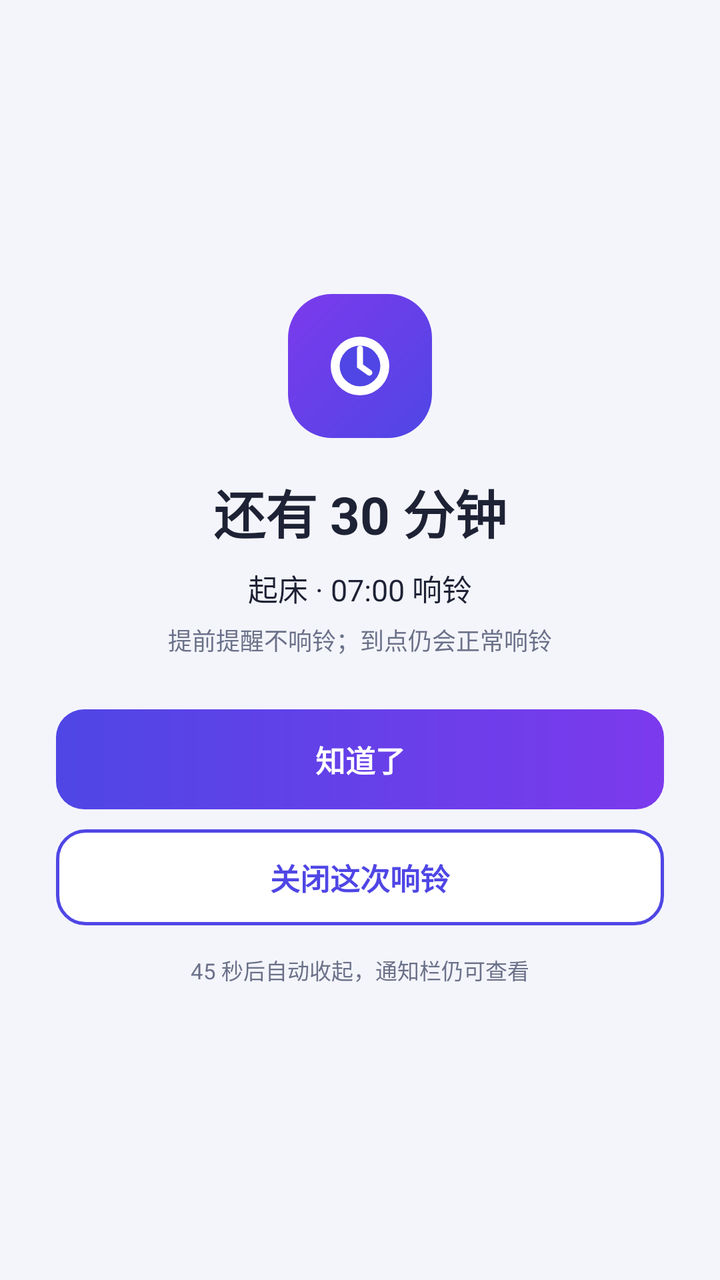
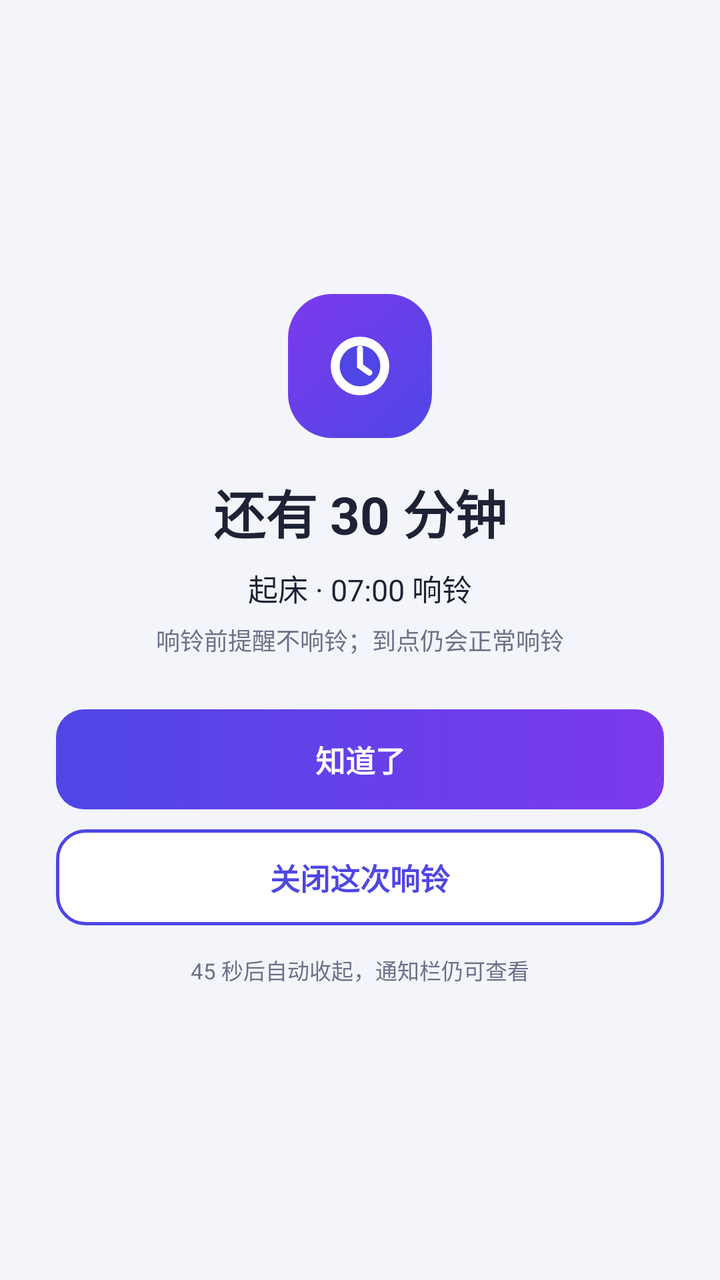

An Android layout rendered at two revisions. The XML below is the earlier revision; the diff shows what the commit changed to produce the second picture.
<!-- AndroidManifest.xml: application theme Theme.DaxiaoWeekAlarm -->
<!-- res/layout/activity_pre_notice.xml -->
<?xml version="1.0" encoding="utf-8"?>
<LinearLayout xmlns:android="http://schemas.android.com/apk/res/android"
    android:layout_width="match_parent"
    android:layout_height="match_parent"
    android:background="@color/bg"
    android:gravity="center"
    android:orientation="vertical"
    android:paddingStart="28dp"
    android:paddingEnd="28dp"
    android:paddingTop="32dp"
    android:paddingBottom="32dp">

    <ImageView
        android:layout_width="72dp"
        android:layout_height="72dp"
        android:background="@drawable/bg_hero"
        android:padding="16dp"
        android:src="@drawable/ic_clock_white" />

    <TextView
        android:id="@+id/tv_pre_title"
        android:layout_width="wrap_content"
        android:layout_height="wrap_content"
        android:layout_marginTop="18dp"
        android:text="还有 30 分钟"
        android:textColor="@color/ink"
        android:textSize="26sp"
        android:textStyle="bold" />

    <TextView
        android:id="@+id/tv_pre_sub"
        android:layout_width="match_parent"
        android:layout_height="wrap_content"
        android:layout_marginTop="8dp"
        android:gravity="center"
        android:text="起床 · 07:00 响铃"
        android:textColor="@color/ink"
        android:textSize="15sp" />

    <TextView
        android:id="@+id/tv_pre_hint"
        android:layout_width="match_parent"
        android:layout_height="wrap_content"
        android:layout_marginTop="6dp"
        android:gravity="center"
        android:text="提前提醒不响铃；到点仍会正常响铃"
        android:textColor="@color/sub"
        android:textSize="12sp" />

    <TextView
        android:id="@+id/btn_pre_ok"
        android:layout_width="match_parent"
        android:layout_height="50dp"
        android:layout_marginTop="26dp"
        android:background="@drawable/bg_btn_gradient"
        android:clickable="true"
        android:focusable="true"
        android:gravity="center"
        android:text="知道了"
        android:textColor="@color/white"
        android:textSize="15sp"
        android:textStyle="bold" />

    <TextView
        android:id="@+id/btn_pre_cancel"
        android:layout_width="match_parent"
        android:layout_height="48dp"
        android:layout_marginTop="10dp"
        android:background="@drawable/bg_btn_outline"
        android:clickable="true"
        android:focusable="true"
        android:gravity="center"
        android:text="关闭这次响铃"
        android:textColor="@color/indigo"
        android:textSize="15sp"
        android:textStyle="bold" />

    <TextView
        android:layout_width="wrap_content"
        android:layout_height="wrap_content"
        android:layout_marginTop="14dp"
        android:text="45 秒后自动收起，通知栏仍可查看"
        android:textColor="@color/sub"
        android:textSize="11sp" />
</LinearLayout>
<!-- resources referenced by this layout -->
<resources>
  <color name="bg">#F4F5FB</color>
  <color name="indigo">#4F46E5</color>
  <color name="ink">#1E2235</color>
  <color name="sub">#6B7189</color>
  <color name="white">#FFFFFFFF</color>
  <!-- drawable bg_btn_gradient (drawable) -->
  <?xml version="1.0" encoding="utf-8"?>
  <ripple xmlns:android="http://schemas.android.com/apk/res/android"
      android:color="#40FFFFFF">
      <item>
          <shape android:shape="rectangle">
              <gradient
                  android:angle="0"
                  android:startColor="@color/indigo"
                  android:endColor="@color/violet" />
              <corners android:radius="14dp" />
          </shape>
      </item>
  </ripple>
  <!-- drawable bg_btn_outline (drawable) -->
  <?xml version="1.0" encoding="utf-8"?>
  <ripple xmlns:android="http://schemas.android.com/apk/res/android"
      android:color="#1F4F46E5">
      <item>
          <shape android:shape="rectangle">
              <solid android:color="@color/card" />
              <corners android:radius="14dp" />
              <stroke android:width="1.5dp" android:color="@color/indigo" />
          </shape>
      </item>
  </ripple>
  <!-- drawable bg_hero (drawable) -->
  <?xml version="1.0" encoding="utf-8"?>
  <shape xmlns:android="http://schemas.android.com/apk/res/android"
      android:shape="rectangle">
      <gradient
          android:angle="135"
          android:startColor="@color/indigo"
          android:endColor="@color/violet" />
      <corners android:radius="22dp" />
  </shape>
  <!-- drawable ic_clock_white (drawable) -->
  <?xml version="1.0" encoding="utf-8"?>
  <vector xmlns:android="http://schemas.android.com/apk/res/android"
      android:width="24dp"
      android:height="24dp"
      android:viewportWidth="24"
      android:viewportHeight="24">
      
      <path
          android:fillColor="#FFFFFFFF"
          android:pathData="M12,12 m-8.8,0 a8.8,8.8 0 1,0 17.6,0 a8.8,8.8 0 1,0 -17.6,0" />
      
      <path
          android:fillColor="#4F46E5"
          android:pathData="M12,12 m-6.1,0 a6.1,6.1 0 1,0 12.2,0 a6.1,6.1 0 1,0 -12.2,0" />
      
      <path
          android:fillColor="#00000000"
          android:pathData="M12,6.8 L12,12 L14.8,14"
          android:strokeColor="#FFFFFFFF"
          android:strokeLineCap="round"
          android:strokeWidth="1.8" />
  </vector>
  <style name="Theme.DaxiaoWeekAlarm" parent="Theme.Material3.DayNight.NoActionBar">
          <item name="colorPrimary">@color/indigo</item>
          <item name="colorPrimaryVariant">@color/indigo_dark</item>
          <item name="colorOnPrimary">@color/white</item>
          <item name="android:statusBarColor">@color/bg</item>
          <item name="android:windowLightStatusBar">true</item>
      </style>
  <color name="violet">#7C3AED</color>
  <color name="card">#FFFFFF</color>
  <color name="indigo_dark">#4338CA</color>
</resources>

<!-- the commit's change to res/layout/activity_pre_notice.xml (unified diff, before → after) -->
@@ -43,7 +43,7 @@
         android:layout_height="wrap_content"
         android:layout_marginTop="6dp"
         android:gravity="center"
-        android:text="提前提醒不响铃；到点仍会正常响铃"
+        android:text="响铃前提醒不响铃；到点仍会正常响铃"
         android:textColor="@color/sub"
         android:textSize="12sp" />
 
